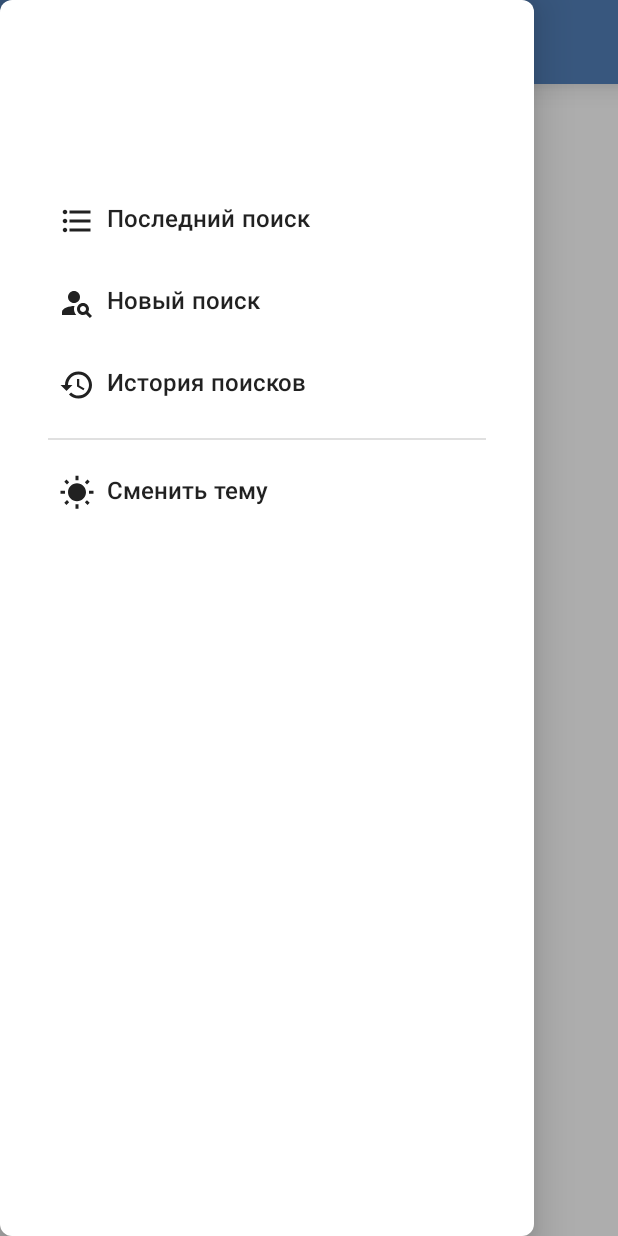
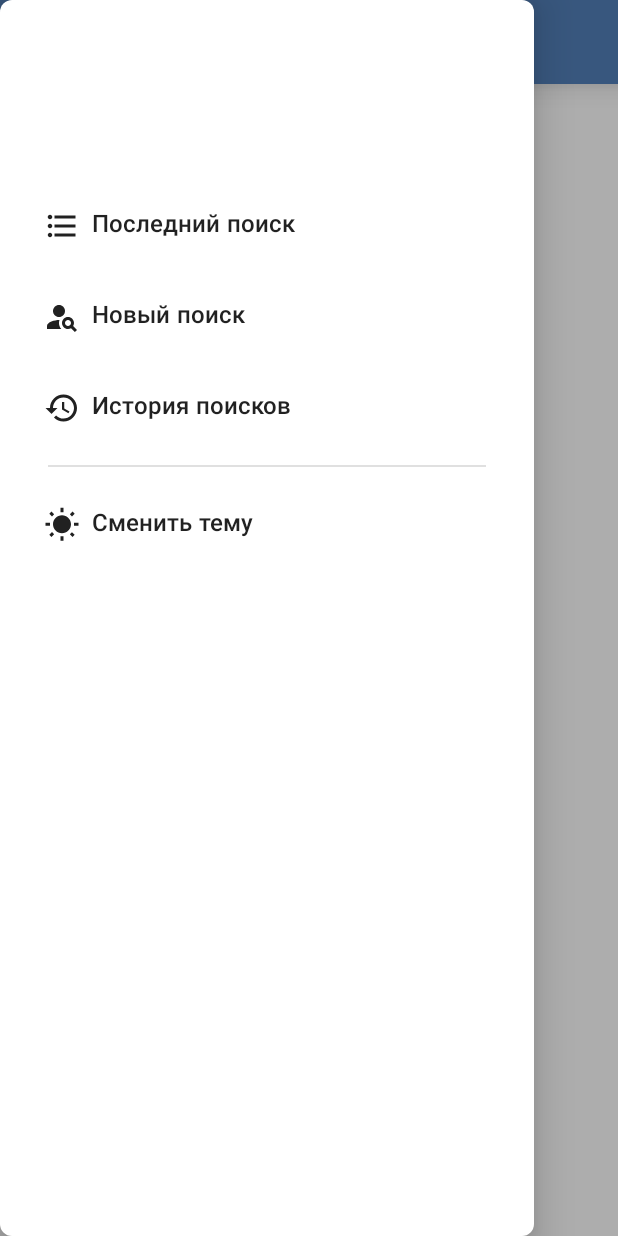
Before and after one commit to egorshustov/in-search, an Android app built with Jetpack Compose: the screen it shows after launch (VPoiskeActivity), after a tap on "Открыть меню", on a phone screen of 412 x 824 dp. Run offline under Robolectric (Android 15) with nearby library versions, the phone set to English and light mode, and no system bars; our stand-ins replace Dagger/Hilt's generated code, accompanist.

Commit message:
DrawerItem clickable padding increased

```diff
--- a/app/src/main/java/com/egorshustov/vpoiske/ui/components/DrawerContent.kt
+++ b/app/src/main/java/com/egorshustov/vpoiske/ui/components/DrawerContent.kt
@@ -9,9 +9,9 @@ import androidx.compose.runtime.Composable
 import androidx.compose.runtime.remember
 import androidx.compose.ui.Modifier
 import androidx.compose.ui.unit.dp
-import com.egorshustov.vpoiske.R
 import com.egorshustov.core.feature_api.routes.AuthScreen
 import com.egorshustov.core.feature_api.routes.SearchScreen
+import com.egorshustov.vpoiske.R
 
 @Composable
 fun drawerContent(
--- a/app/src/main/java/com/egorshustov/vpoiske/ui/components/DrawerItem.kt
+++ b/app/src/main/java/com/egorshustov/vpoiske/ui/components/DrawerItem.kt
@@ -4,14 +4,18 @@ import androidx.annotation.DrawableRes
 import androidx.annotation.StringRes
 import androidx.compose.foundation.clickable
 import androidx.compose.foundation.layout.Row
+import androidx.compose.foundation.layout.fillMaxWidth
+import androidx.compose.foundation.layout.height
 import androidx.compose.foundation.layout.padding
 import androidx.compose.material.Icon
 import androidx.compose.material.MaterialTheme
 import androidx.compose.material.Text
 import androidx.compose.runtime.Composable
+import androidx.compose.ui.Alignment
 import androidx.compose.ui.Modifier
 import androidx.compose.ui.res.painterResource
 import androidx.compose.ui.res.stringResource
+import androidx.compose.ui.tooling.preview.Preview
 import androidx.compose.ui.unit.dp
 import com.egorshustov.vpoiske.R
 
@@ -23,18 +27,33 @@ fun DrawerItem(
 ) {
     Row(
         modifier = Modifier
-            .padding(all = 15.dp)
-            .clickable(onClick = onClick)
+            .padding(all = 5.dp)
+            .height(50.dp)
+            .fillMaxWidth()
+            .clickable(onClick = onClick),
+        verticalAlignment = Alignment.CenterVertically
     ) {
         Icon(
             modifier = Modifier.padding(end = 8.dp),
             painter = painterResource(drawableResId),
-            contentDescription = stringResource(R.string.new_search)
+            contentDescription = stringResource(textResId)
         )
 
         Text(
+            modifier = Modifier.padding(bottom = 3.dp),
             text = stringResource(textResId),
             style = MaterialTheme.typography.subtitle1
         )
     }
+
 }
+
+@Preview
+@Composable
+fun DrawerItemPreview() {
+    DrawerItem(
+        textResId = R.string.new_search,
+        drawableResId = R.drawable.ic_baseline_person_search_24,
+        onClick = {}
+    )
+}
```
